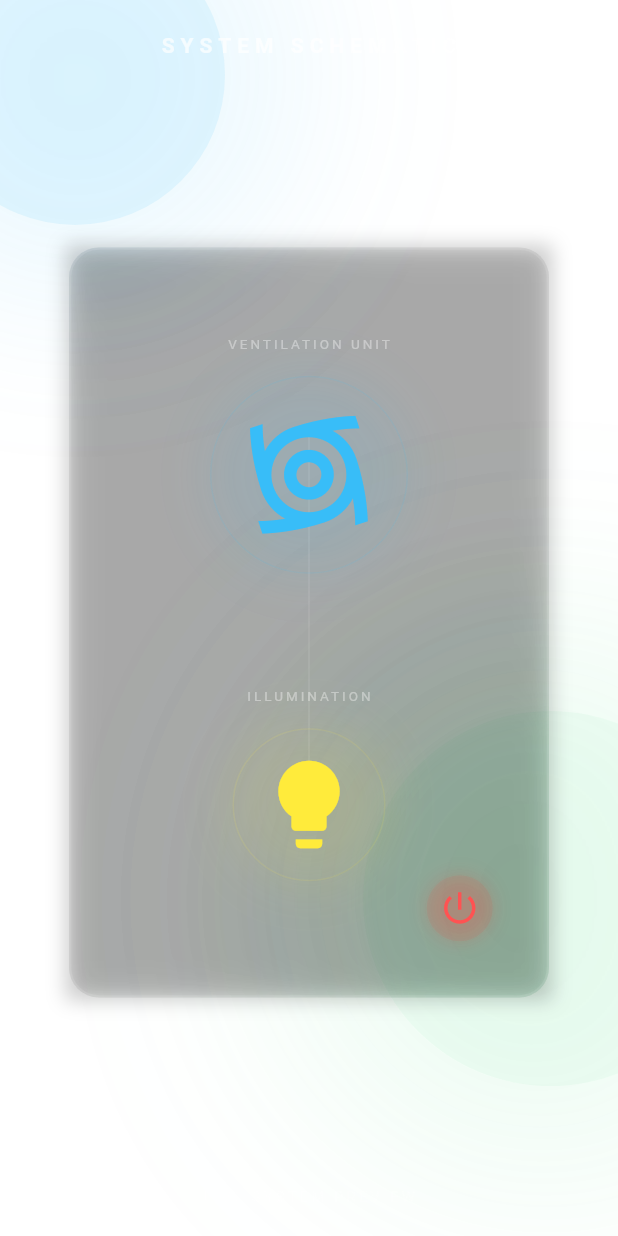
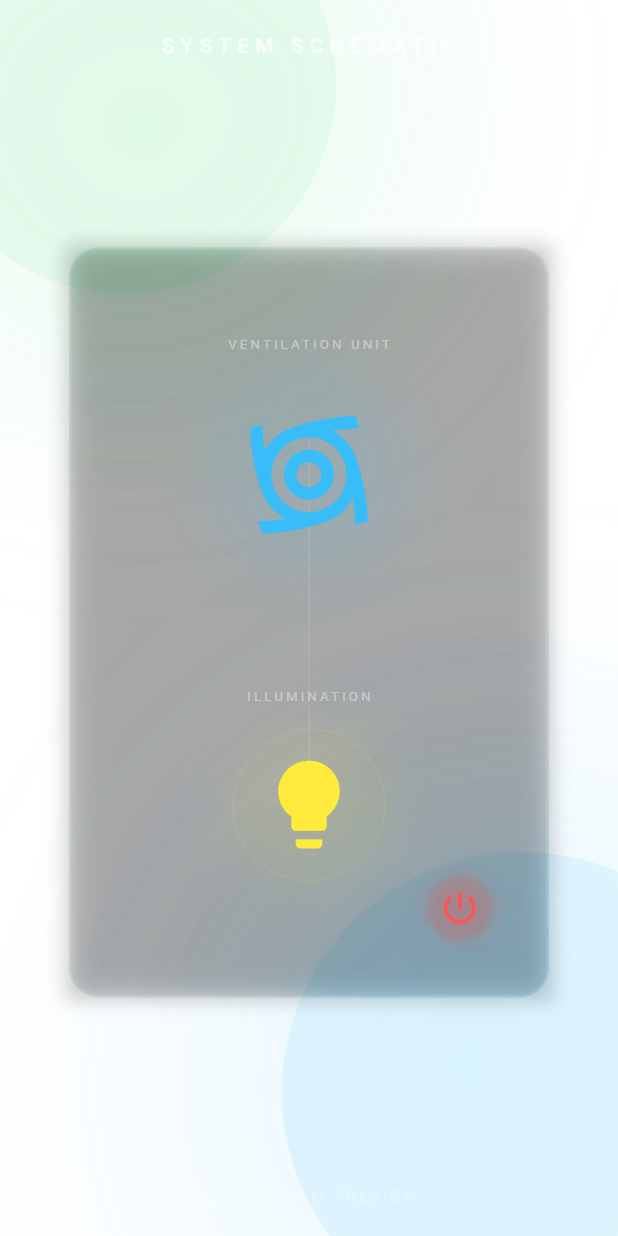
Before and after one commit to Art-Invis/mobile_flutter_iot, a Flutter app: the HomeScreen screen opened directly, on a phone screen of 412 x 824 dp. Run offline on Flutter 3.47's test engine with Material 3 defaults, Android fonts, the phone set to English and light mode, and no system bars; our stand-ins replace connectivity_plus, flutter_secure_storage, shared_preferences; missing offline and left inert: mqtt_client, shake; accounts and stored records are empty.

Commit message:
Update some screens and widgets to dart format

```diff
--- a/lib/screens/home/add_device_screen.dart
+++ b/lib/screens/home/add_device_screen.dart
@@ -134,9 +134,8 @@ class _AddDeviceScreenState extends State<AddDeviceScreen> {
                   : Colors.white.withValues(alpha: 0.05),
               borderRadius: BorderRadius.circular(12),
               border: Border.all(
-                color: _selectedIcon == icon
-                    ? _selectedColor
-                    : Colors.transparent,
+                color:
+                    _selectedIcon == icon ? _selectedColor : Colors.transparent,
               ),
             ),
             child: Icon(
--- a/lib/screens/home/alerts_screen.dart
+++ b/lib/screens/home/alerts_screen.dart
@@ -39,7 +39,6 @@ class AlertsScreen extends StatelessWidget {
 
     return Scaffold(
       extendBodyBehindAppBar: true,
-
       appBar: AppBar(
         backgroundColor: Colors.transparent,
         elevation: 0,
@@ -64,7 +63,6 @@ class AlertsScreen extends StatelessWidget {
             right: 100,
             child: _buildGlow(const Color(0xFF38BDF8).withValues(alpha: 0.05)),
           ),
-
           ListView.separated(
             padding: const EdgeInsets.fromLTRB(20, 120, 20, 20),
             itemCount: alerts.length,
--- a/lib/screens/home/home_screen.dart
+++ b/lib/screens/home/home_screen.dart
@@ -1,8 +1,8 @@
 import 'package:flutter/material.dart';
-import 'package:mobile_flutter_iot/widgets/blur_blob.dart'; // Використання винесеного BlurBlob
+import 'package:mobile_flutter_iot/widgets/blur_blob.dart';
 import 'package:mobile_flutter_iot/widgets/fan_widget.dart';
 import 'package:mobile_flutter_iot/widgets/glass_card.dart';
-import 'package:mobile_flutter_iot/widgets/tech_node.dart'; // Імпорт нового віджета
+import 'package:mobile_flutter_iot/widgets/tech_node.dart';
 
 class HomeScreen extends StatefulWidget {
   const HomeScreen({super.key});
@@ -19,9 +19,8 @@ class _HomeScreenState extends State<HomeScreen> {
     ScaffoldMessenger.of(context).showSnackBar(
       SnackBar(
         content: Text(_isSystemOn ? 'SYSTEM INITIALIZED' : 'SYSTEM SHUTDOWN'),
-        backgroundColor: _isSystemOn
-            ? const Color(0xFF38BDF8)
-            : Colors.redAccent,
+        backgroundColor:
+            _isSystemOn ? const Color(0xFF38BDF8) : Colors.redAccent,
         duration: const Duration(seconds: 1),
       ),
     );
@@ -33,21 +32,17 @@ class _HomeScreenState extends State<HomeScreen> {
       backgroundColor: Colors.transparent,
       body: Stack(
         children: [
-          Positioned(
-            top: -50,
-            left: -50,
-            child: BlurBlob(
-              color: const Color(0xFF38BDF8).withValues(alpha: 0.1),
-              size: 200,
-            ),
+          BlurBlob(
+            alignment: Alignment.topLeft,
+            translation: const Offset(-0.2, -0.3),
+            color: const Color(0xFF4ADE80).withValues(alpha: 0.08),
+            size: 280,
           ),
-          Positioned(
-            bottom: 100,
-            right: -80,
-            child: BlurBlob(
-              color: const Color(0xFF4ADE80).withValues(alpha: 0.05),
-              size: 250,
-            ),
+          BlurBlob(
+            alignment: Alignment.bottomRight,
+            translation: const Offset(0.3, 0.2),
+            color: const Color(0xFF38BDF8).withValues(alpha: 0.1),
+            size: 320,
           ),
           SafeArea(
             child: Column(
--- a/lib/widgets/workspace_card.dart
+++ b/lib/widgets/workspace_card.dart
@@ -78,8 +78,7 @@ class WorkspaceCard extends StatelessWidget {
               ),
               const SizedBox(height: 10),
               GestureDetector(
-                onTap:
-                    onAnalyticsTap ??
+                onTap: onAnalyticsTap ??
                     () {
                       Navigator.pushNamed(
                         context,
```
Also changed, not shown: lib/screens/home/control_screen.dart (+2 -7 lines).
